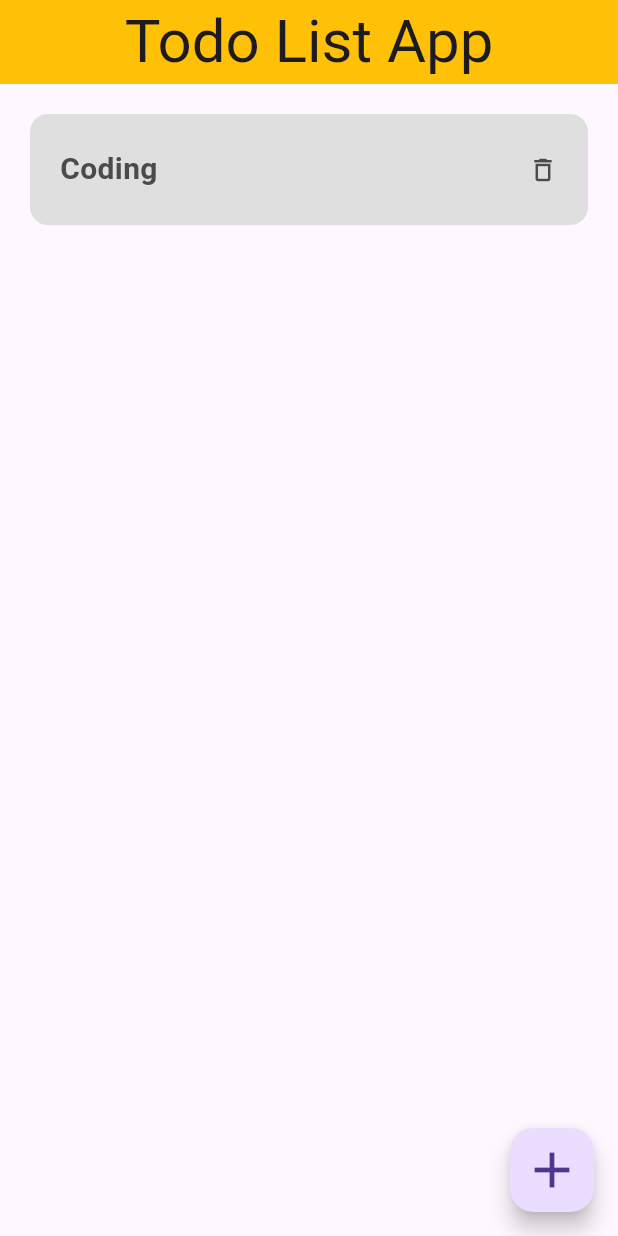
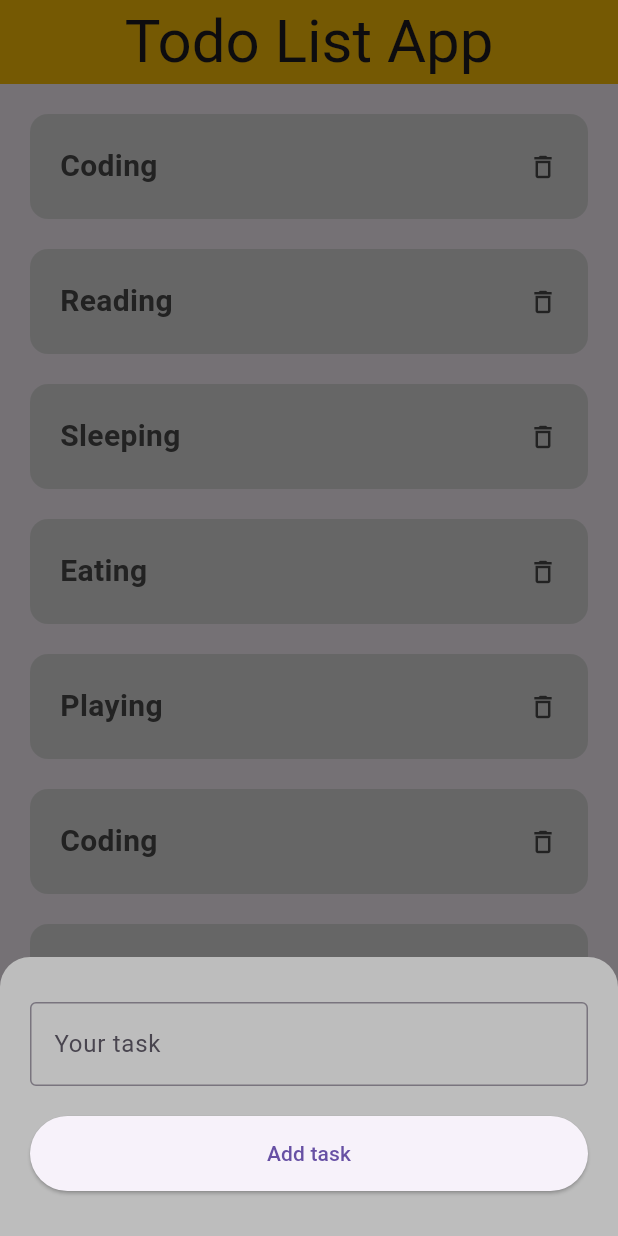
Before and after one commit to pmtriet/todo_list_app, a Flutter app: the screen it shows after launch, after a tap on the "add" icon, on a phone screen of 412 x 824 dp. Run offline on Flutter 3.47's test engine with Material 3 defaults, Android fonts, the phone set to English and light mode, and no system bars.

Commit message:
config model

```diff
--- /dev/null
+++ b/lib/Models/items.dart
@@ -0,0 +1,9 @@
+class DataItems {
+  final String id;
+  final String name;
+
+  DataItems({
+    required this.id,
+    required this.name,
+  });
+}
--- a/lib/main.dart
+++ b/lib/main.dart
@@ -1,14 +1,30 @@
 import 'package:flutter/material.dart';
+import 'package:todo_list_app/Models/items.dart';
+import 'package:todo_list_app/widgets/card_body_widget.dart';
+import 'package:todo_list_app/widgets/card_model_button.dart';
 
 void main() {
-  runApp(const MaterialApp(
+  runApp(MaterialApp(
     debugShowCheckedModeBanner: false,
     home: MyApp(),
   ));
 }
 
 class MyApp extends StatelessWidget {
-  const MyApp({Key? key}) : super(key: key);
+  MyApp({Key? key}) : super(key: key);
+
+  final List<DataItems> items = [
+    DataItems(id: "1", name: "Coding"),
+    DataItems(id: "2", name: "Reading"),
+    DataItems(id: "3", name: "Sleeping"),
+    DataItems(id: "4", name: "Eating"),
+    DataItems(id: "5", name: "Playing"),
+    DataItems(id: "1", name: "Coding"),
+    DataItems(id: "2", name: "Reading"),
+    DataItems(id: "3", name: "Sleeping"),
+    DataItems(id: "4", name: "Eating"),
+    DataItems(id: "5", name: "Playing"),
+  ];
 
   @override
   Widget build(BuildContext context) {
@@ -24,42 +40,24 @@ class MyApp extends StatelessWidget {
       body: SingleChildScrollView(
         padding: const EdgeInsets.symmetric(horizontal: 20, vertical: 20),
         child: Column(
-          children: [
-            Container(
-              width: double.infinity,
-              height: 74,
-              margin: const EdgeInsets.only(bottom: 20),
-              decoration: BoxDecoration(
-                color: const Color(0xffDFDFDF),
-                borderRadius: BorderRadius.circular(12),
-              ),
-              child: const Padding(
-                padding: EdgeInsets.symmetric(horizontal: 20),
-                child: Row(
-                  mainAxisAlignment: MainAxisAlignment.spaceBetween,
-                  children: [
-                    Text(
-                      "Coding",
-                      style: TextStyle(
-                        fontSize: 20,
-                        color: Color(0xff4B4B4B),
-                        fontWeight: FontWeight.bold,
-                      ),
-                    ),
-                    Icon(
-                      Icons.delete_outline,
-                      color: Color(0xff4B4B4B),
-                      size: 20,
-                    ),
-                  ],
-                ),
-              ),
-            )
-          ],
+          children: items.map((item) => CardBody(item: item)).toList(),
         ),
       ),
       floatingActionButton: FloatingActionButton(
-        onPressed: () {},
+        onPressed: () {
+          showModalBottomSheet(
+              backgroundColor: Colors.grey[400],
+              shape: const RoundedRectangleBorder(
+                  borderRadius:
+                      BorderRadius.vertical(top: Radius.circular(20))),
+              isScrollControlled: true,
+              context: context,
+              builder: (
+                BuildContext content,
+              ) {
+                return const ModalButton();
+              });
+        },
         child: const Icon(
           Icons.add,
           size: 40,
--- /dev/null
+++ b/lib/widgets/card_body_widget.dart
@@ -0,0 +1,43 @@
+import 'package:flutter/material.dart';
+
+class CardBody extends StatelessWidget {
+  CardBody({
+    Key? key,
+    required this.item,
+  }) : super(key: key);
+  var item;
+
+  @override
+  Widget build(BuildContext context) {
+    return Container(
+      width: double.infinity,
+      height: 70,
+      margin: const EdgeInsets.only(bottom: 20),
+      decoration: BoxDecoration(
+        color: const Color(0xffDFDFDF),
+        borderRadius: BorderRadius.circular(12),
+      ),
+      child: Padding(
+        padding: const EdgeInsets.symmetric(horizontal: 20),
+        child: Row(
+          mainAxisAlignment: MainAxisAlignment.spaceBetween,
+          children: [
+            Text(
+              item.name,
+              style: const TextStyle(
+                fontSize: 20,
+                color: Color(0xff4B4B4B),
+                fontWeight: FontWeight.bold,
+              ),
+            ),
+            const Icon(
+              Icons.delete_outline,
+              color: Color(0xff4B4B4B),
+              size: 20,
+            ),
+          ],
+        ),
+      ),
+    );
+  }
+}
--- /dev/null
+++ b/lib/widgets/card_model_button.dart
@@ -0,0 +1,39 @@
+import 'package:flutter/material.dart';
+
+class ModalButton extends StatelessWidget {
+  const ModalButton({
+    super.key,
+  });
+
+  @override
+  Widget build(BuildContext context) {
+    return Padding(
+      padding: MediaQuery.of(context).viewInsets,
+      child: SingleChildScrollView(
+        padding: const EdgeInsets.symmetric(
+            horizontal: 20, vertical: 30),
+        child: Column(
+          children: [
+            const TextField(
+              decoration: InputDecoration(
+                border: OutlineInputBorder(),
+                labelText: "Your task",
+              ),
+            ),
+            const SizedBox(
+              height: 20,
+            ),
+            SizedBox(
+              width: double.infinity,
+              height: 50,
+              child: ElevatedButton(
+                onPressed: () {},
+                child: const Text('Add task'),
+              ),
+            )
+          ],
+        ),
+      ),
+    );
+  }
+}
```
